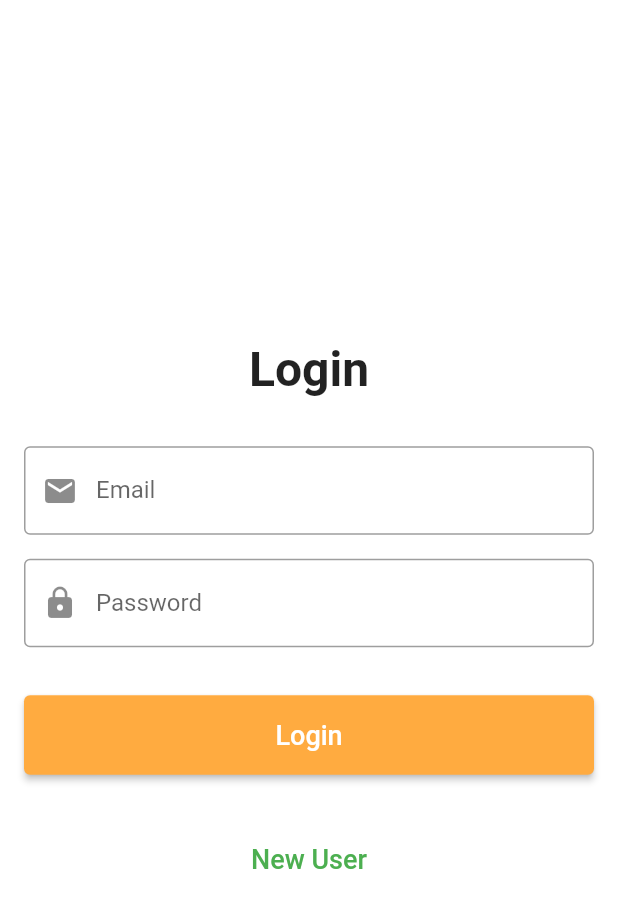
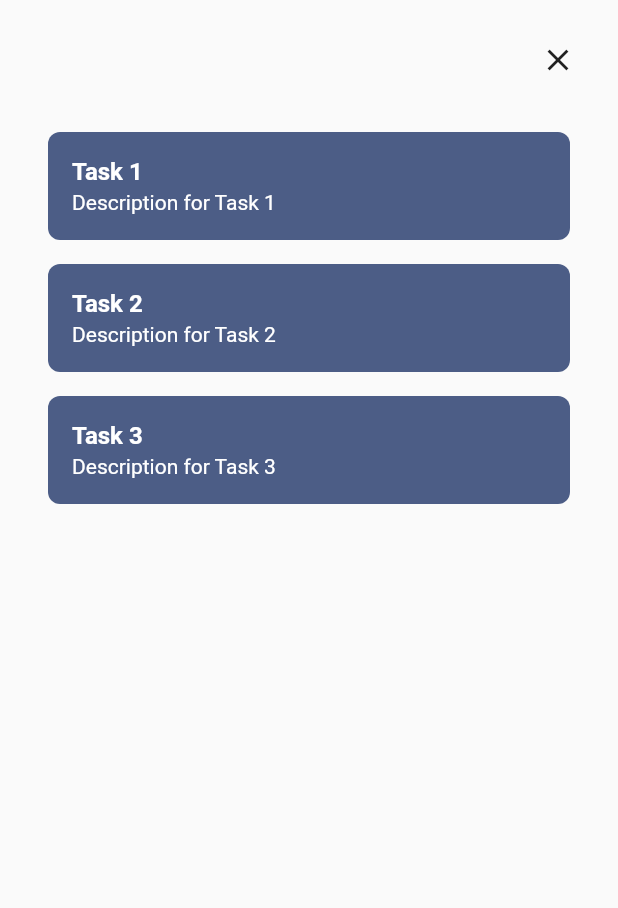
Before and after one commit to shyjuzz/task-manager-flutter, a Flutter app: the screen it shows after launch, after a tap on "Login", on a phone screen of 412 x 824 dp. Shown: the top 908 px of the screen. Run offline on Flutter 3.47's test engine with Material 2 defaults, Android fonts, the light colour scheme and no system bars.

Commit message:
Tasklist screen

```diff
--- a/blog2/lib/main.dart
+++ b/blog2/lib/main.dart
@@ -1,4 +1,5 @@
 import 'package:blog1/screens/login_screen.dart';
+import 'package:blog1/screens/task_list_screen.dart';
 import 'package:flutter/material.dart';
 
 void main() {
@@ -9,8 +10,12 @@ class TaskManagerApp extends StatelessWidget {
   @override
   Widget build(BuildContext context) {
     return MaterialApp(
+      debugShowCheckedModeBanner: false,
       title: 'Task Manager',
-      home: LoginScreen(),
+      routes: {
+        '/': (context) => LoginScreen(), // Your existing login screen
+        '/taskList': (context) => TaskListScreen(), // TaskListScreen route
+      },
     );
   }
 }
--- a/blog2/lib/screens/login_screen.dart
+++ b/blog2/lib/screens/login_screen.dart
@@ -18,6 +18,12 @@ class _LoginScreenState extends State<LoginScreen> {
     // Add logic to validate the user's input
     // For this example, we assume the login is successful
     print('Logged in with email: $email');
+  }
+
+  void _onLoginSuccess(BuildContext context) {
+    // Perform any login logic here
+    // If login is successful, navigate to the TaskListScreen
+    Navigator.pushNamed(context, '/taskList');
   }
 
   @override
@@ -60,7 +66,10 @@ class _LoginScreenState extends State<LoginScreen> {
               Container(
                 width: double.infinity,
                 child: ElevatedButton(
-                  onPressed: _handleLogin,
+                  onPressed: () {
+                    // Simulate successful login for this example
+                    _onLoginSuccess(context);
+                  },
                   style: ElevatedButton.styleFrom(
                     primary: Colors.orangeAccent, // Set background color to light orange
                     padding: EdgeInsets.symmetric(vertical: 16), // Increase button size
--- a/blog2/lib/screens/register_screen.dart
+++ b/blog2/lib/screens/register_screen.dart
@@ -64,6 +64,7 @@ class _RegistrationScreenState extends State<RegistrationScreen> {
                     return null;
                   },
                 ),
+                SizedBox(height: 16),
 
                 TextFormField(
                   controller: _passwordController,
--- /dev/null
+++ b/blog2/lib/screens/task_list_screen.dart
@@ -0,0 +1,97 @@
+import 'package:flutter/material.dart';
+import 'dart:math';
+
+// Task data model (Replace this with your actual model)
+class Task {
+  final String title;
+  final String description;
+
+  Task(this.title, this.description);
+}
+
+class TaskListScreen extends StatefulWidget {
+  @override
+  _TaskListScreenState createState() => _TaskListScreenState();
+}
+
+class _TaskListScreenState extends State<TaskListScreen> {
+  // Sample list of tasks (Replace this with your actual task list)
+  List<Task> tasks = [
+    Task('Task 1', 'Description for Task 1'),
+    Task('Task 2', 'Description for Task 2'),
+    Task('Task 3', 'Description for Task 3'),
+  ];
+
+  // Function to generate a random light color for the sticky notes
+  Color _getRandomColor() {
+    final random = Random();
+    int red = random.nextInt(200) + 56; // Lighter red (56-255)
+    int green = random.nextInt(200) + 56; // Lighter green (56-255)
+    int blue = random.nextInt(200) + 56; // Lighter blue (56-255)
+
+    return Color.fromARGB(255, red, green, blue);
+  }
+
+  @override
+  Widget build(BuildContext context) {
+    return Scaffold(
+      body: Column(
+        crossAxisAlignment: CrossAxisAlignment.stretch,
+        children: [
+          Padding(
+            padding: const EdgeInsets.all(16.0),
+            child: Align(
+              alignment: Alignment.centerRight,
+              child: IconButton(
+                icon: Icon(Icons.close),
+                onPressed: () {
+                  // Implement logic to close the TaskListScreen
+                  Navigator.pop(context);
+                },
+              ),
+            ),
+          ),
+          Expanded(
+            child: Padding(
+              padding: const EdgeInsets.symmetric(horizontal: 16.0),
+              child: ListView.builder(
+                itemCount: tasks.length,
+                itemBuilder: (context, index) {
+                  return Padding(
+                    padding: const EdgeInsets.symmetric(vertical: 8.0),
+                    child: _buildTaskItem(tasks[index]),
+                  );
+                },
+              ),
+            ),
+          ),
+        ],
+      ),
+    );
+  }
+
+  Widget _buildTaskItem(Task task) {
+    final randomColor = _getRandomColor();
+
+    return Container(
+      margin: const EdgeInsets.symmetric(horizontal: 16.0),
+      decoration: BoxDecoration(
+        color: randomColor,
+        borderRadius: BorderRadius.circular(8.0),
+      ),
+      child: ListTile(
+        title: Text(
+          task.title,
+          style: TextStyle(
+            color: Colors.white,
+            fontWeight: FontWeight.bold,
+          ),
+        ),
+        subtitle: Text(
+          task.description,
+          style: TextStyle(color: Colors.white),
+        ),
+      ),
+    );
+  }
+}
```
